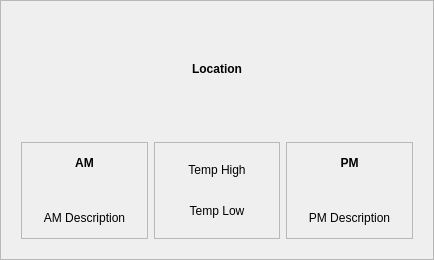
The window that locationFrame.ui (JeffHoogland/weathertrek) describes before a commit, drawn with Qt 5.
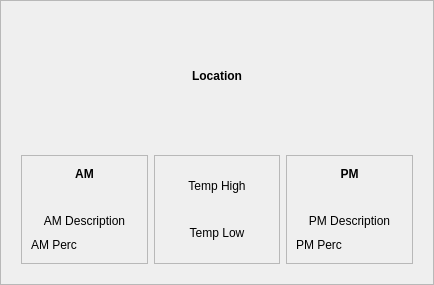
The same window after the commit. Icons and pictures are not drawn.

Commit message: Added more weather icons and hyperlinks for locations

What changed in the file:
```diff
--- a/locationFrame.ui
+++ b/locationFrame.ui
@@ -7,7 +7,7 @@
     <x>0</x>
     <y>0</y>
     <width>434</width>
-    <height>260</height>
+    <height>285</height>
    </rect>
   </property>
   <property name="windowTitle">
@@ -78,6 +78,13 @@
            </property>
           </widget>
          </item>
+         <item>
+          <widget class="QLabel" name="amPercChance">
+           <property name="text">
+            <string>AM Perc</string>
+           </property>
+          </widget>
+         </item>
         </layout>
        </widget>
       </item>
@@ -146,6 +153,13 @@
            </property>
           </widget>
          </item>
+         <item>
+          <widget class="QLabel" name="pmPercChance">
+           <property name="text">
+            <string>PM Perc</string>
+           </property>
+          </widget>
+         </item>
         </layout>
        </widget>
       </item>
```
Left out of the diff: 3 changed lines with no effect on the pictures. The commit also changes 4 other files.
